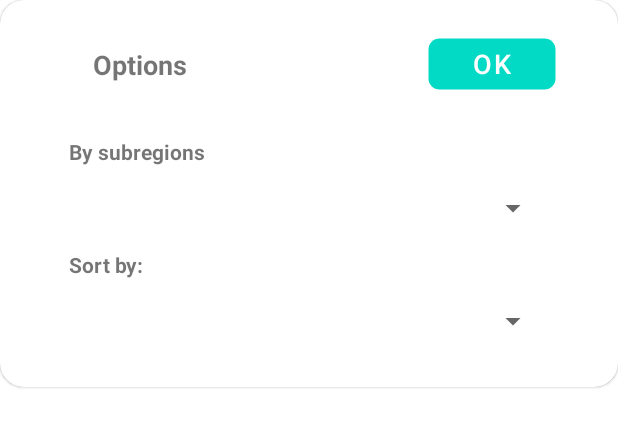
After one commit to panasetskaya/CountriesScroller, an Android app: the layout bottom_sheet.xml on its own in the app's theme, with its tools: preview values and no code run, on a phone screen of 412 x 824 dp. The commit adds this screen. Shown: the top 427 px of the screen. Run offline under Robolectric (Android 15) with nearby library versions, the phone set to English and light mode, and no system bars.

Commit message:
add filters

```diff
--- a/app/src/main/java/com/panasetskaia/countriesscroller/data/local/CountryDao.kt
+++ b/app/src/main/java/com/panasetskaia/countriesscroller/data/local/CountryDao.kt
@@ -8,7 +8,7 @@ import androidx.room.Query
 @Dao
 interface CountryDao {
 
-    @Query("SELECT * FROM countrydbmodel")
+    @Query("SELECT * FROM countrydbmodel ORDER BY commonName ASC")
     suspend fun getCountries(): List<CountryDBModel>
 
     @Query("SELECT * FROM countrydbmodel WHERE commonName == :commonName LIMIT 1")
--- a/app/src/main/java/com/panasetskaia/countriesscroller/di/viewmodel/ViewModelModule.kt
+++ b/app/src/main/java/com/panasetskaia/countriesscroller/di/viewmodel/ViewModelModule.kt
@@ -1,7 +1,7 @@
 package com.panasetskaia.countriesscroller.di.viewmodel
 
 import androidx.lifecycle.ViewModel
-import com.panasetskaia.countriesscroller.presentation.AllCountriesViewModel
+import com.panasetskaia.countriesscroller.presentation.all_countries_screen.AllCountriesViewModel
 import com.panasetskaia.countriesscroller.presentation.details_screen.DetailsViewModel
 import dagger.Binds
 import dagger.Module
--- a/app/src/main/java/com/panasetskaia/countriesscroller/presentation/MainActivity.kt
+++ b/app/src/main/java/com/panasetskaia/countriesscroller/presentation/MainActivity.kt
@@ -6,6 +6,7 @@ import androidx.lifecycle.ViewModelProvider
 import com.panasetskaia.countriesscroller.R
 import com.panasetskaia.countriesscroller.application.CountriesScrollerApp
 import com.panasetskaia.countriesscroller.di.viewmodel.ViewModelFactory
+import com.panasetskaia.countriesscroller.presentation.all_countries_screen.AllCountriesViewModel
 import javax.inject.Inject
 
 class MainActivity : AppCompatActivity() {
--- /dev/null
+++ b/app/src/main/java/com/panasetskaia/countriesscroller/presentation/all_countries_screen/FilteringOptions.kt
@@ -0,0 +1,3 @@
+package com.panasetskaia.countriesscroller.presentation.all_countries_screen
+
+data class FilteringOptions(val subRegion: String? = null, val position: Int = 0)
--- /dev/null
+++ b/app/src/main/res/drawable/filter_off.xml
@@ -0,0 +1,6 @@
+<vector android:height="24dp" android:tint="@android:color/white"
+    android:viewportHeight="24" android:viewportWidth="24"
+    android:width="24dp" xmlns:android="http://schemas.android.com/apk/res/android">
+    <path android:fillColor="@android:color/white" android:pathData="M19.79,5.61C20.3,4.95 19.83,4 19,4H6.83l7.97,7.97L19.79,5.61z"/>
+    <path android:fillColor="@android:color/white" android:pathData="M2.81,2.81L1.39,4.22L10,13v6c0,0.55 0.45,1 1,1h2c0.55,0 1,-0.45 1,-1v-2.17l5.78,5.78l1.41,-1.41L2.81,2.81z"/>
+</vector>
--- /dev/null
+++ b/app/src/main/res/drawable/filter_on.xml
@@ -0,0 +1,5 @@
+<vector android:height="24dp" android:tint="@android:color/white"
+    android:viewportHeight="24" android:viewportWidth="24"
+    android:width="24dp" xmlns:android="http://schemas.android.com/apk/res/android">
+    <path android:fillColor="@android:color/white" android:pathData="M4.25,5.61C6.27,8.2 10,13 10,13v6c0,0.55 0.45,1 1,1h2c0.55,0 1,-0.45 1,-1v-6c0,0 3.72,-4.8 5.74,-7.39C20.25,4.95 19.78,4 18.95,4H5.04C4.21,4 3.74,4.95 4.25,5.61z"/>
+</vector>
--- a/app/src/main/res/layout/activity_main.xml
+++ b/app/src/main/res/layout/activity_main.xml
@@ -5,6 +5,7 @@
     android:layout_width="match_parent"
     android:layout_height="match_parent"
     tools:context=".presentation.MainActivity">
+
 
         <androidx.fragment.app.FragmentContainerView
             android:id="@+id/fcvMain"
--- /dev/null
+++ b/app/src/main/res/layout/bottom_sheet.xml
@@ -0,0 +1,92 @@
+<?xml version="1.0" encoding="utf-8"?>
+<com.google.android.material.card.MaterialCardView
+    xmlns:android="http://schemas.android.com/apk/res/android"
+    xmlns:app="http://schemas.android.com/apk/res-auto"
+    android:layout_width="match_parent"
+    android:layout_height="wrap_content"
+    xmlns:tools="http://schemas.android.com/tools"
+    app:cardCornerRadius="16dp"
+    >
+
+    <androidx.constraintlayout.widget.ConstraintLayout
+        android:layout_width="match_parent"
+        android:layout_height="match_parent">
+
+        <androidx.appcompat.widget.AppCompatButton
+            android:id="@+id/apply_filters_button"
+            android:layout_width="wrap_content"
+            android:layout_height="37dp"
+            android:layout_marginEnd="40dp"
+            android:layout_marginTop="24dp"
+            android:text="@string/ok"
+            android:gravity="center"
+            style="@style/PrettyButton"
+            app:layout_constraintEnd_toEndOf="parent"
+            app:layout_constraintTop_toTopOf="parent"
+            android:backgroundTint="?colorSecondary"
+            android:background="@drawable/rounded_shape"
+            />
+
+        <TextView
+            android:layout_width="wrap_content"
+            android:layout_height="wrap_content"
+            app:layout_constraintTop_toTopOf="@+id/apply_filters_button"
+            app:layout_constraintBottom_toBottomOf="@+id/apply_filters_button"
+            android:text="@string/filter_options"
+            android:layout_marginStart="16dp"
+            android:textSize="18sp"
+            android:gravity="center"
+            android:textStyle="bold"
+            app:layout_constraintStart_toStartOf="@+id/tvBySubregion"/>
+
+        <TextView
+            android:id="@+id/tvBySubregion"
+            android:layout_width="wrap_content"
+            android:layout_height="wrap_content"
+            android:text="@string/filter_by_subregions"
+            android:textStyle="bold"
+            android:layout_marginStart="46dp"
+            android:layout_marginTop="30dp"
+            app:layout_constraintStart_toStartOf="parent"
+            app:layout_constraintTop_toBottomOf="@+id/apply_filters_button" />
+
+        <Spinner
+            android:id="@+id/spinnerSubregions"
+            android:layout_width="0dp"
+            android:layout_height="wrap_content"
+            app:layout_constraintStart_toStartOf="parent"
+            android:layout_marginStart="46dp"
+            android:layout_marginEnd="46dp"
+            android:layout_marginTop="16dp"
+            tools:listitem="@layout/item_spinner"
+            app:layout_constraintEnd_toEndOf="parent"
+            app:layout_constraintTop_toBottomOf="@+id/tvBySubregion" />
+
+        <TextView
+            android:id="@+id/tvSortBy"
+            android:layout_width="wrap_content"
+            android:layout_height="wrap_content"
+            android:text="@string/sort_by"
+            android:textStyle="bold"
+            android:layout_marginStart="46dp"
+            android:layout_marginTop="16dp"
+            app:layout_constraintStart_toStartOf="parent"
+            app:layout_constraintTop_toBottomOf="@+id/spinnerSubregions" />
+
+        <Spinner
+            android:id="@+id/spinnerSorting"
+            android:layout_width="0dp"
+            android:layout_height="wrap_content"
+            app:layout_constraintStart_toStartOf="parent"
+            android:layout_marginStart="46dp"
+            android:layout_marginEnd="46dp"
+            android:layout_marginTop="16dp"
+            tools:listitem="@layout/item_spinner"
+            app:layout_constraintEnd_toEndOf="parent"
+            app:layout_constraintTop_toBottomOf="@+id/tvSortBy"
+            android:layout_marginBottom="32dp"
+            app:layout_constraintBottom_toBottomOf="parent"/>
+
+    </androidx.constraintlayout.widget.ConstraintLayout>
+
+</com.google.android.material.card.MaterialCardView>
--- a/app/src/main/res/values-night/themes.xml
+++ b/app/src/main/res/values-night/themes.xml
@@ -19,4 +19,12 @@
         <item name="cornerSize">50%</item>
     </style>
 
+    <style name="PrettyButton" parent="@style/Widget.MaterialComponents.Button">
+        <item name="backgroundTint">?colorSecondary</item>
+        <item name="android:textColor">?colorOnSecondary</item>
+        <item name="android:textSize">18sp</item>
+        <item name="textAllCaps">false</item>
+    </style>
+
+
 </resources>
--- a/app/src/main/res/values/strings.xml
+++ b/app/src/main/res/values/strings.xml
@@ -6,10 +6,23 @@
     <string name="small_flag_image_description">Country flag image</string>
     <string name="page_title">Countries Scroller</string>
     <string name="loadingError">Network error: %s</string>
+    <string-array name="subregions_array">
+        <item>All</item>
+        <item>Melanesia</item>
+    </string-array>
+    <string-array name="sort_options_array">
+        <item>Name</item>
+        <item>Population</item>
+    </string-array>
+    <string name="filter_title">Filter title</string>
+    <string name="unfilter_title">Filter off</string>
+    <string name="default_spinner_item">All</string>
+    <string name="ok">OK</string>
+    <string name="filter_options">Options</string>
+    <string name="filter_by_subregions">By subregions</string>
+    <string name="sort_by">Sort by:</string>
 
     //country details screen
     <string name="official_name">Official name</string>
     <string name="country_info">%1s is in %2s.\n\nThere are %3d thousand people living there, they speak %4s.\n\n%5s\'s capital is %6s.</string>
-
-
 </resources>
--- a/app/src/main/res/values/themes.xml
+++ b/app/src/main/res/values/themes.xml
@@ -24,4 +24,12 @@
         <item name="cornerSize">32dp</item>
     </style>
 
+    <style name="PrettyButton" parent="@style/Widget.MaterialComponents.Button">
+        <item name="backgroundTint">?colorSecondary</item>
+        <item name="android:textColor">?colorOnPrimary</item>
+        <item name="android:textSize">18sp</item>
+        <item name="textAllCaps">false</item>
+    </style>
+
+
 </resources>
```
Also changed, not shown: app/src/main/java/com/panasetskaia/countriesscroller/data/repo/CountriesRepositoryImpl.kt (+7 -1 lines), app/src/main/java/com/panasetskaia/countriesscroller/presentation/all_countries_screen/AllCountriesFragment.kt (+80 -9 lines), app/src/main/java/com/panasetskaia/countriesscroller/presentation/all_countries_screen/AllCountriesViewModel.kt (renamed from app/src/main/java/com/panasetskaia/countriesscroller/presentation/AllCountriesViewModel.kt, +14 -4 lines), app/src/main/java/com/panasetskaia/countriesscroller/presentation/all_countries_screen/CountriesListAdapter.kt (+28 -1 lines), app/src/main/res/layout/item_spinner.xml (added, +11 -0 lines), app/src/main/res/menu/filter_menu.xml (added, +14 -0 lines).
